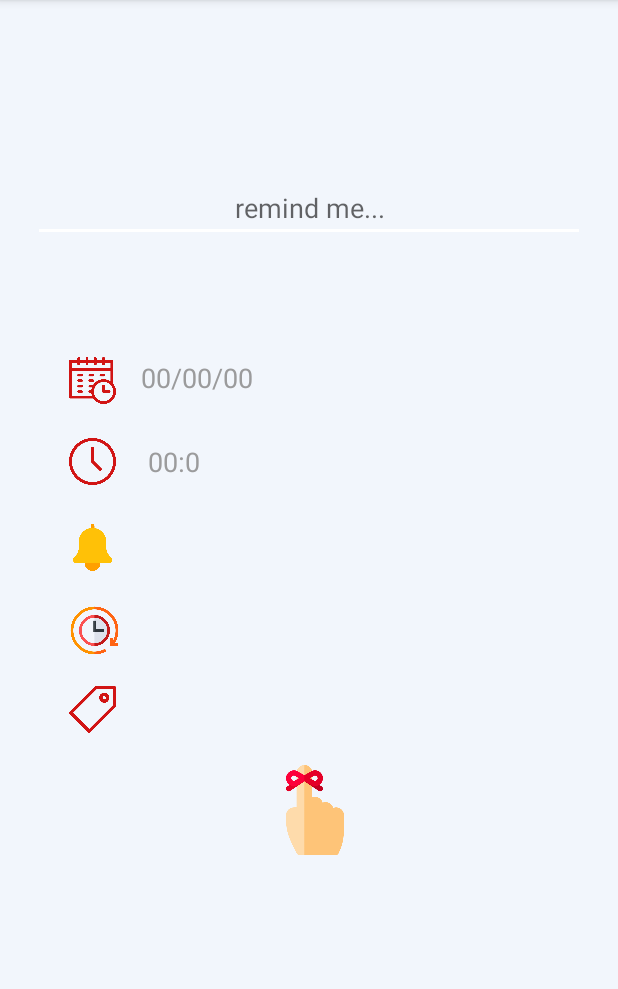
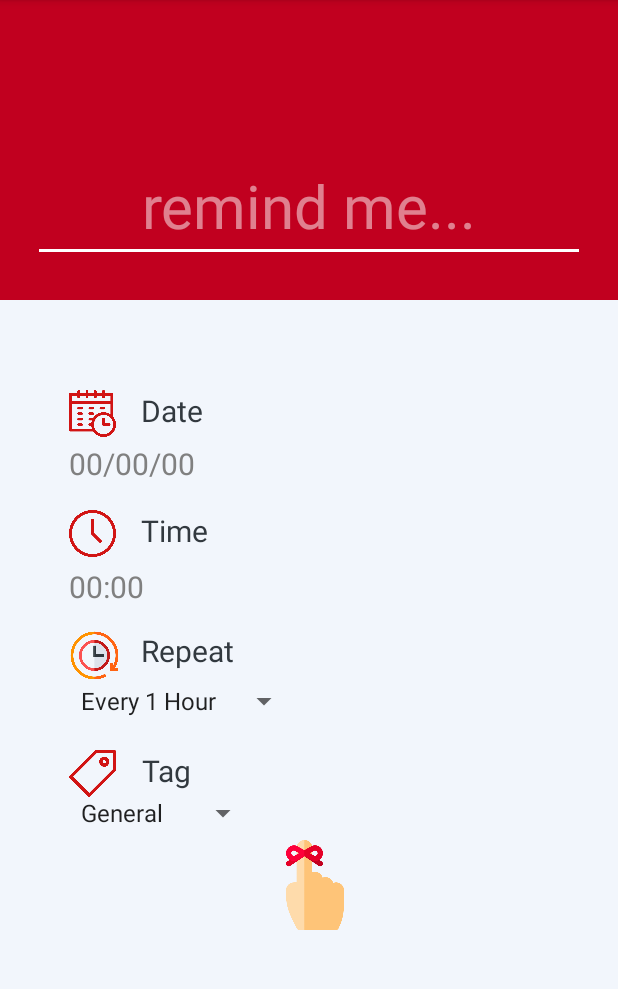
Before and after one commit to ozgeonec/Remindr-App, an Android app: the screen it shows after launch (AddReminderActivity), on a phone screen of 412 x 824 dp, the part 84-1073 px from its top. Run offline under Robolectric (Android 15) with nearby library versions, the phone set to English and light mode, and no system bars.

Commit message:
layout settings

```diff
--- a/app/build.gradle
+++ b/app/build.gradle
@@ -1,4 +1,5 @@
 apply plugin: 'com.android.application'
+apply plugin: 'com.google.gms.google-services'
 
 android {
     compileSdkVersion 29
@@ -28,7 +29,9 @@ dependencies {
 
     implementation 'androidx.appcompat:appcompat:1.1.0'
     implementation 'androidx.constraintlayout:constraintlayout:1.1.3'
+    implementation 'com.google.firebase:firebase-analytics:17.4.1'
     testImplementation 'junit:junit:4.12'
     androidTestImplementation 'androidx.test.ext:junit:1.1.1'
     androidTestImplementation 'androidx.test.espresso:espresso-core:3.2.0'
+
 }
--- a/app/src/main/java/com/hfad/reminderapp/AddReminderActivity.java
+++ b/app/src/main/java/com/hfad/reminderapp/AddReminderActivity.java
@@ -1,4 +1,7 @@
 package com.hfad.reminderapp;
+/**
+ * @author ozgeonec
+ */
 
 import android.app.DatePickerDialog;
 import android.app.TimePickerDialog;
@@ -13,21 +16,24 @@ import androidx.appcompat.app.AppCompatActivity;
 import android.os.Bundle;
 
 import java.util.Calendar;
+import java.util.Objects;
 
 public class AddReminderActivity extends AppCompatActivity {
 
-    private TextView remindMe;
+    private EditText remindMe;
     private TextView clockDisplay;
     private TextView dateDisplay;
     private String remindText;
+    private String numberText;
     private ImageButton calendarButton;
     private ImageButton clockButton;
-    //private ImageButton bellButton;
     //private ImageButton repeatButton;
     //private ImageButton addButton;
     private DatePickerDialog.OnDateSetListener dateSetListener;
     private TimePickerDialog.OnTimeSetListener timePickerListener;
     //String amPm;
+    private Spinner tagChoice;
+    private Spinner repeatChoice;
 
 
     @Override
@@ -39,11 +45,12 @@ public class AddReminderActivity extends AppCompatActivity {
         remindMe = (EditText)findViewById(R.id.remind_me);
         calendarButton = (ImageButton)findViewById(R.id.calendarbutton);
         clockButton = (ImageButton)findViewById(R.id.clockbutton);
-        //bellButton = (ImageButton)findViewById(R.id.bellbutton);
         //repeatButton = (ImageButton)findViewById(R.id.repeatbutton);
         //addButton = (ImageButton)findViewById(R.id.addbutton);
         dateDisplay = (TextView)findViewById(R.id.dateDisplay);
         clockDisplay = (TextView)findViewById(R.id.clocktext);
+        tagChoice = (Spinner)findViewById(R.id.tagchoices);
+        repeatChoice = (Spinner)findViewById(R.id.repeatchoice);
 
         //Setup Reminder Title
         remindMe.addTextChangedListener(new TextWatcher() {
@@ -62,7 +69,8 @@ public class AddReminderActivity extends AppCompatActivity {
 
             }
         });
-        //date setting
+
+        //Date Setting
         calendarButton.setOnClickListener(new View.OnClickListener() {
             @Override
             public void onClick(View v) {
@@ -88,7 +96,7 @@ public class AddReminderActivity extends AppCompatActivity {
                 dateDisplay.setText(date);
             }
         };
-        //time setting
+        //Time Setting
        clockButton.setOnClickListener(new View.OnClickListener() {
            @Override
            public void onClick(View v) {
@@ -97,35 +105,48 @@ public class AddReminderActivity extends AppCompatActivity {
                int minute=cal.get(Calendar.MINUTE);
                TimePickerDialog dialog2 = new TimePickerDialog(AddReminderActivity.this,
                        android.R.style.Theme_Material_Dialog_MinWidth,timePickerListener,minute,hour,false);
-               dialog2.getWindow().setBackgroundDrawable(new ColorDrawable(Color.RED));
+               Objects.requireNonNull(dialog2.getWindow()).setBackgroundDrawable(new ColorDrawable(Color.RED));
                dialog2.show();
            }
        });
        timePickerListener = new TimePickerDialog.OnTimeSetListener() {
            @Override
            public void onTimeSet(TimePicker view, int hourOfDay, int minute) {
-              /* if (hourOfDay >= 12) {
-                   amPm = "PM";
-               } else {
-                   amPm = "AM";
-               }*/
                clockDisplay.setText(hourOfDay + ":" + minute);
            }
        };
+       //Tag choice
+        ArrayAdapter<CharSequence> adapter = ArrayAdapter.createFromResource(this,
+                R.array.tag_choices, android.R.layout.simple_spinner_item);
+        adapter.setDropDownViewResource(android.R.layout.simple_spinner_dropdown_item);
+
+        tagChoice.setAdapter(adapter);
+        addListenerOnSpinnerItemSelection();
+        addListenerOnButton();
+
+        //Repeat Choice
+        ArrayAdapter<CharSequence> adapter2 = ArrayAdapter.createFromResource(this,
+                R.array.repeatchoices, android.R.layout.simple_spinner_item);
+        adapter2.setDropDownViewResource(android.R.layout.simple_spinner_dropdown_item);
+        repeatChoice.setAdapter(adapter2);
+    }
 
 
 
+    //Spinner functions
+    public void addListenerOnSpinnerItemSelection(){
+
+        tagChoice.setOnItemSelectedListener(new SpinnerActivity());
+        repeatChoice.setOnItemSelectedListener(new SpinnerActivity());
+    }
+    public void addListenerOnButton(){
+        tagChoice = (Spinner)findViewById(R.id.tagchoices);
+        repeatChoice = (Spinner)findViewById(R.id.repeatchoice);
 
 
-
-
-
-
-
-
-
-
+        Toast.makeText(AddReminderActivity.this,
+                "On Button Click : " +
+                        "\n" + String.valueOf(tagChoice.getSelectedItem()) ,
+                Toast.LENGTH_LONG).show();
     }
-
-
 }
--- /dev/null
+++ b/app/src/main/java/com/hfad/reminderapp/SpinnerActivity.java
@@ -0,0 +1,21 @@
+package com.hfad.reminderapp;
+
+import android.app.Activity;
+import android.view.View;
+import android.widget.AdapterView;
+import android.widget.Spinner;
+
+/**
+ * @author ozgeonec
+ */
+public class SpinnerActivity extends Activity implements AdapterView.OnItemSelectedListener {
+
+    public void onItemSelected(AdapterView<?> parent, View view,
+                               int pos, long id) {
+        String item = parent.getItemAtPosition(pos).toString();
+    }
+
+    public void onNothingSelected(AdapterView<?> parent) {
+        // Another interface callback
+    }
+}
--- a/app/src/main/res/layout/activity_addreminder.xml
+++ b/app/src/main/res/layout/activity_addreminder.xml
@@ -7,7 +7,13 @@
         android:layout_height="match_parent"
         android:background="#F2F6FC"
         tools:context=".AddReminderActivity">
-
+    <LinearLayout
+            android:layout_width="match_parent"
+            android:theme="@style/ThemeOverlay.AppCompat.Dark.ActionBar"
+            android:id="@+id/add_reminder_layout_top"
+            android:background="@color/colorPrimary"
+            android:orientation="vertical"
+            android:layout_height="200dp">
     <EditText
             android:id="@+id/remind_me"
             android:layout_width="match_parent"
@@ -16,13 +22,14 @@
             app:layout_constraintTop_toTopOf="parent"
             android:layout_marginLeft="22dp"
             android:layout_marginRight="22dp"
-            android:layout_alignParentTop="true"
-            android:layout_marginTop="116dp"
+            android:layout_marginTop="100dp"
             android:gravity="center_horizontal|top"
-            android:autofillHints="@string/remind_me_"
             android:inputType="textAutoCorrect"
             android:hint="@string/hint"
-            tools:ignore="LabelFor"/>
+            style="@style/remind_me"
+            tools:ignore="LabelFor"
+            android:autofillHints="@string/remind_me_"/>
+    </LinearLayout>
 
     <ImageButton
             android:id="@+id/calendarbutton"
@@ -30,18 +37,28 @@
             android:layout_height="31dp"
             android:layout_marginStart="46dp"
             android:layout_alignParentTop="true"
-            android:layout_marginTop="238dp"
+            android:layout_marginTop="260dp"
             android:background="@drawable/calendarbutton"
             android:contentDescription="@string/calendar"/>
+    <TextView
+            android:id="@+id/date"
+            android:layout_width="wrap_content"
+            android:layout_height="wrap_content"
+            android:layout_marginStart="94dp"
+            android:layout_alignParentTop="true"
+            android:layout_marginTop="260dp"
+            android:text="@string/date"
+            android:textAppearance="@style/dark"
+            android:gravity="center_horizontal|top"/>
     <TextView
             android:id="@+id/dateDisplay"
             android:layout_width="wrap_content"
             android:layout_height="wrap_content"
-            android:layout_marginStart="94dp"
+            android:layout_marginStart="46dp"
             android:layout_alignParentTop="true"
-            android:layout_marginTop="239dp"
+            android:layout_marginTop="295dp"
             android:text="@string/_00_00_00"
-            android:textAppearance="@style/remind_me"
+            android:textAppearance="@style/palegrey"
             android:gravity="center_horizontal|top"/>
     <ImageButton
             android:id="@+id/clockbutton"
@@ -49,39 +66,60 @@
             android:layout_height="31dp"
             android:layout_marginStart="46dp"
             android:layout_alignParentTop="true"
-            android:layout_marginTop="292dp"
+            android:layout_marginTop="340dp"
             android:background="@drawable/clock"
             android:contentDescription="@string/clock"/>
     <TextView
-            android:id="@+id/clocktext"
-            android:layout_width="44dp"
-            android:layout_height="21dp"
+            android:id="@+id/time"
+            android:layout_width="wrap_content"
+            android:layout_height="wrap_content"
             android:layout_alignParentStart="true"
             android:layout_marginStart="94dp"
             android:layout_alignParentTop="true"
-            android:layout_marginTop="295dp"
-            android:text="@string/_00_00"
-            android:textAppearance="@style/remind_me"
+            android:layout_marginTop="340dp"
+            android:text="@string/time"
+            android:textAppearance="@style/dark"
             android:gravity="center_horizontal|top"/>
-
-    <ImageButton
-            android:id="@+id/bellbutton"
-            android:layout_width="31dp"
-            android:layout_height="31dp"
+    <TextView
+            android:id="@+id/clocktext"
+            android:layout_width="wrap_content"
+            android:layout_height="wrap_content"
+            android:layout_alignParentStart="true"
             android:layout_marginStart="46dp"
             android:layout_alignParentTop="true"
-            android:layout_marginTop="349dp"
-            android:background="@drawable/bell"
-            android:contentDescription="@string/bell"/>
+            android:layout_marginTop="377dp"
+            android:text="@string/_00_00"
+            android:textAppearance="@style/palegrey"
+            android:gravity="center_horizontal|top"/>
     <ImageButton
             android:id="@+id/repeatbutton"
             android:layout_width="34dp"
             android:layout_height="34dp"
             android:layout_marginStart="46dp"
             android:layout_alignParentTop="true"
-            android:layout_marginTop="403dp"
+            android:layout_marginTop="420dp"
             android:background="@drawable/history2"
             android:contentDescription="@string/repeat"/>
+    <TextView
+            android:id="@+id/repeattext"
+            android:layout_width="wrap_content"
+            android:layout_height="wrap_content"
+            android:layout_alignParentStart="true"
+            android:layout_marginStart="94dp"
+            android:layout_alignParentTop="true"
+            android:layout_marginTop="420dp"
+            android:text="@string/repeat2"
+            android:textAppearance="@style/dark"
+            android:gravity="center_horizontal|top"/>
+
+    <Spinner
+            android:id="@+id/repeatchoice"
+            android:layout_width="wrap_content"
+            android:layout_height="wrap_content"
+            android:layout_marginStart="46dp"
+            android:layout_marginTop="455dp"
+            android:prompt="@array/repeatchoices"
+            android:textAppearance="@style/dark"/>
     <ImageButton
             android:id="@+id/tagbutton"
             android:layout_width="31dp"
@@ -89,9 +127,31 @@
             android:layout_alignParentStart="true"
             android:layout_marginStart="46dp"
             android:layout_alignParentTop="true"
-            android:layout_marginTop="457dp"
+            android:layout_marginTop="500dp"
             android:background="@drawable/tag"
             android:contentDescription="@string/tagicon"/>
+    <TextView
+            android:id="@+id/tagtext"
+            android:layout_width="wrap_content"
+            android:layout_height="wrap_content"
+            android:layout_alignParentStart="true"
+            android:layout_marginStart="94dp"
+            android:layout_alignParentTop="true"
+            android:layout_marginTop="500dp"
+            android:text="@string/tag"
+            android:textAppearance="@style/dark"
+            android:gravity="center_horizontal|top"/>
+    <Spinner
+            android:id="@+id/tagchoices"
+            android:layout_width="wrap_content"
+            android:layout_height="wrap_content"
+            android:layout_marginTop="530dp"
+            android:layout_marginStart="46dp"
+            android:layout_alignParentTop="true"
+            android:layout_alignParentStart="true"
+            android:prompt="@array/tag_choices"
+            android:textAppearance="@style/dark"
+            android:spinnerMode="dropdown"/>
 
     <ImageButton
             android:id="@+id/addbutton"
@@ -99,7 +159,7 @@
             android:layout_height="60dp"
             android:layout_marginStart="180dp"
             android:layout_alignParentTop="true"
-            android:layout_marginTop="510dp"
+            android:layout_marginTop="560dp"
             android:background="@drawable/logo"
             android:contentDescription="@string/add"/>
 
--- /dev/null
+++ b/app/src/main/res/values/arrays.xml
@@ -0,0 +1,8 @@
+<?xml version="1.0" encoding="utf-8"?>
+<resources>
+    <string-array name="repeatchoices">
+        <item>Every 1 Hour</item>
+        <item>Every Day</item>
+        <item>Every Year</item>
+    </string-array>
+</resources>
--- a/app/src/main/res/values/strings.xml
+++ b/app/src/main/res/values/strings.xml
@@ -10,4 +10,18 @@
     <string name="hint">remind me...</string>
     <string name="tagicon">tagicon</string>
     <string name="_00_00">00:00</string>
+    <string name="before">before</string>
+    <string name="_0">0</string>
+    <string name="date">Date</string>
+    <string name="time">Time</string>
+    <string name="repeat2">Repeat</string>
+    <string name="tag">Tag</string>
+    <string-array name="tag_choices">
+            <item>General</item>
+            <item>Birthday</item>
+            <item>Work</item>
+            <item>Personal</item>
+            <item>Health</item>
+    </string-array>
+
 </resources>
--- a/app/src/main/res/values/styles.xml
+++ b/app/src/main/res/values/styles.xml
@@ -10,10 +10,17 @@
 
 
     <style name="remind_me">
-        <item name="android:textSize">18sp</item>
-        <item name="android:textColor">#9B9B9C</item>
+        <item name="android:textSize">40sp</item>
+        <item name="android:textColor">#FFFFFF</item>
+    </style>
+    <style name="dark">
+        <item name="android:textSize">20sp</item>
+        <item name="android:textColor">#32393F</item>
+    </style>
+    <style name="palegrey">
+        <item name="android:textSize">20sp</item>
+        <item name="android:textColor">#808080</item>
     </style>
 
 
-
 </resources>
--- a/build.gradle
+++ b/build.gradle
@@ -8,7 +8,8 @@ buildscript {
 
     }
     dependencies {
-        classpath 'com.android.tools.build:gradle:3.6.0-rc01'
+        classpath 'com.android.tools.build:gradle:3.6.3'
+        classpath 'com.google.gms:google-services:4.3.3'
 
 
         // NOTE: Do not place your application dependencies here; they belong
```
Also changed, not shown: 1 other file.
